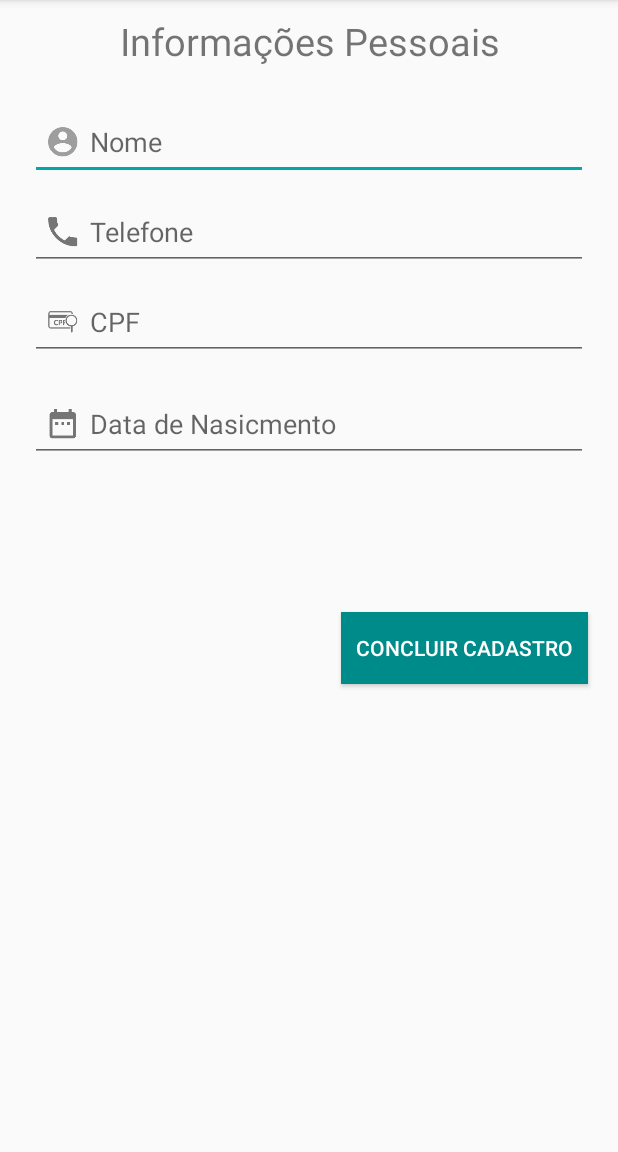
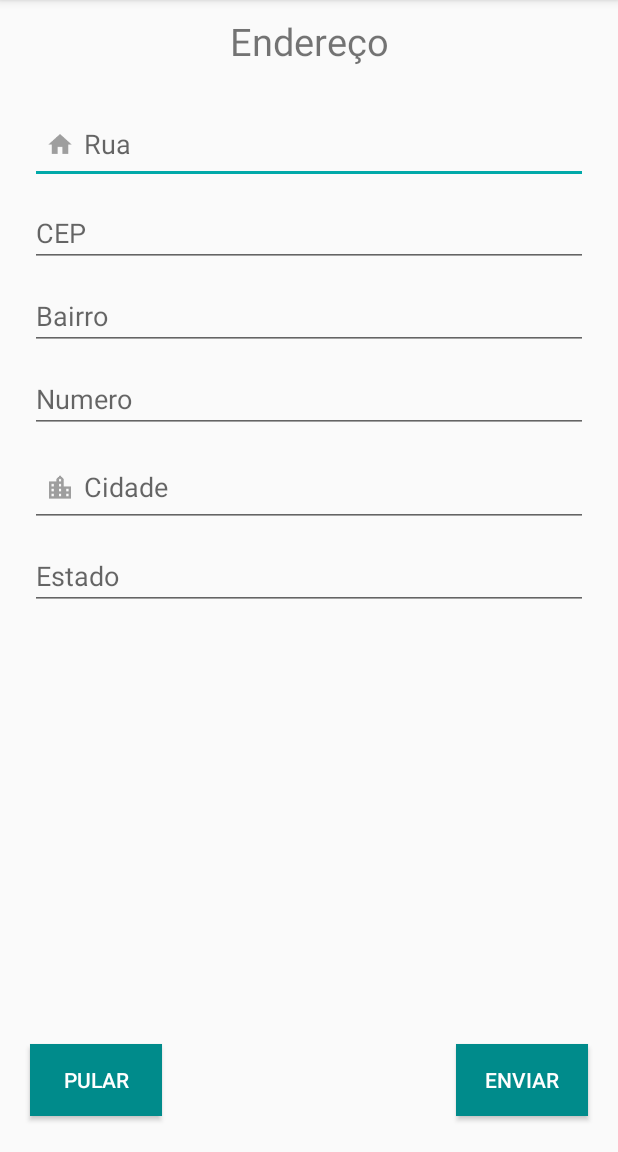
Before and after one commit to RobertoGomess/projetoandroid, an Android app: the CadastroPasso2Activity screen opened directly, with no data from a screen before it, after a tap on "CONCLUIR CADASTRO", on a phone screen of 412 x 824 dp, the part 84-1236 px from its top. Run offline under Robolectric (Android 15) with nearby library versions, the phone set to English and light mode, and no system bars.

Commit message:
tela de endereco feita, faltam apenas os icons e ajustar para rotatividade da tela.

```diff
--- a/MeuProntuario/app/src/main/AndroidManifest.xml
+++ b/MeuProntuario/app/src/main/AndroidManifest.xml
@@ -30,7 +30,8 @@
             android:name=".HomeActivity"
             android:label="Meu Prontuário" />
         <activity android:name=".CadastroActivity" />
-        <activity android:name=".CadastroPasso2Activity"></activity>
+        <activity android:name=".CadastroPasso2Activity" />
+        <activity android:name=".CadastroPasso3Activity"></activity>
     </application>
 
 </manifest>
--- a/MeuProntuario/app/src/main/java/br/com/meuprontuario/meuprontuario/CadastroPasso2Activity.java
+++ b/MeuProntuario/app/src/main/java/br/com/meuprontuario/meuprontuario/CadastroPasso2Activity.java
@@ -1,5 +1,6 @@
 package br.com.meuprontuario.meuprontuario;
 
+import android.content.Intent;
 import android.support.v7.app.AppCompatActivity;
 import android.os.Bundle;
 import android.view.View;
@@ -37,7 +38,9 @@ public class CadastroPasso2Activity extends AppCompatActivity {
         btnConcluir.setOnClickListener(new View.OnClickListener() {
             @Override
             public void onClick(View v) {
-                Toast.makeText(getApplicationContext(), "click do botao concluir" ,Toast.LENGTH_LONG).show();
+                //Toast.makeText(getApplicationContext(), "click do botao concluir" ,Toast.LENGTH_LONG).show();
+                Intent cadastroEndereco = new Intent(CadastroPasso2Activity.this,CadastroPasso3Activity.class);
+                startActivity(cadastroEndereco);
             }
         });
 
--- /dev/null
+++ b/MeuProntuario/app/src/main/java/br/com/meuprontuario/meuprontuario/CadastroPasso3Activity.java
@@ -0,0 +1,27 @@
+package br.com.meuprontuario.meuprontuario;
+
+import android.content.Intent;
+import android.support.v7.app.AppCompatActivity;
+import android.os.Bundle;
+import android.view.View;
+import android.widget.Button;
+import android.widget.Toast;
+
+public class CadastroPasso3Activity extends AppCompatActivity {
+
+    @Override
+    protected void onCreate(Bundle savedInstanceState) {
+        super.onCreate(savedInstanceState);
+        setContentView(R.layout.activity_cadastro_passo3);
+
+        Button btn_pular = (Button)findViewById(R.id.btn_pular);
+
+        btn_pular.setOnClickListener(new View.OnClickListener() {
+            @Override
+            public void onClick(View v) {
+                Intent home = new Intent(CadastroPasso3Activity.this,HomeActivity.class);
+                startActivity(home);
+            }
+        });
+    }
+}
--- a/MeuProntuario/app/src/main/res/layout/activity_cadastro.xml
+++ b/MeuProntuario/app/src/main/res/layout/activity_cadastro.xml
@@ -40,17 +40,17 @@
             android:id="@+id/txtEmail"
             android:layout_width="match_parent"
             android:layout_height="wrap_content"
-            android:layout_marginTop="10dp"
+            android:layout_alignParentStart="true"
+            android:layout_below="@+id/txtNomeUsuario"
             android:layout_marginLeft="20dp"
             android:layout_marginRight="20dp"
+            android:layout_marginTop="10dp"
             android:drawableLeft="@drawable/ic_mail_outline_36dp"
             android:ems="10"
             android:hint="E-mail"
             android:inputType="textEmailAddress"
             tools:layout_editor_absoluteX="22dp"
-            tools:layout_editor_absoluteY="74dp"
-            android:layout_below="@+id/txtNomeUsuario"
-            android:layout_alignParentStart="true" />
+            tools:layout_editor_absoluteY="74dp" />
 
         <EditText
             android:id="@+id/txtSenha"
--- /dev/null
+++ b/MeuProntuario/app/src/main/res/layout/activity_cadastro_passo3.xml
@@ -0,0 +1,135 @@
+<?xml version="1.0" encoding="utf-8"?>
+<RelativeLayout xmlns:android="http://schemas.android.com/apk/res/android"
+    xmlns:app="http://schemas.android.com/apk/res-auto"
+    xmlns:tools="http://schemas.android.com/tools"
+    android:layout_width="match_parent"
+    android:layout_height="match_parent"
+    tools:context="br.com.meuprontuario.meuprontuario.CadastroPasso3Activity">
+
+    <Button
+        android:id="@+id/btn_pular"
+        android:layout_width="wrap_content"
+        android:layout_height="wrap_content"
+        android:layout_marginBottom="24dp"
+        android:background="@color/colorPrimaryDark"
+        android:text="pular"
+        android:textColor="#FFF"
+        android:layout_marginTop="15dp"
+        android:layout_marginLeft="20dp"
+        android:layout_alignParentBottom="true"
+        android:layout_alignParentStart="true" />
+
+    <Button
+        android:id="@+id/btn_enviar"
+        android:layout_width="wrap_content"
+        android:layout_height="wrap_content"
+        android:layout_alignBaseline="@+id/btn_pular"
+        android:layout_alignBottom="@+id/btn_pular"
+        android:layout_alignParentEnd="true"
+        android:layout_marginRight="20dp"
+        android:background="@color/colorPrimaryDark"
+        android:text="Enviar"
+        android:layout_marginTop="15dp"
+        android:textColor="#FFF" />
+
+    <TextView
+        android:layout_height="50dp"
+        android:layout_marginTop="10dp"
+        android:layout_marginLeft="20dp"
+        android:layout_marginRight="20dp"
+        android:id="@+id/textView2"
+        android:layout_width="wrap_content"
+        android:layout_alignParentEnd="true"
+        android:layout_alignParentStart="true"
+        android:layout_alignParentTop="true"
+        android:text="Endereço"
+        android:textAlignment="center"
+        android:textSize="25sp" />
+
+    <EditText
+        android:id="@+id/editText_rua"
+        android:layout_width="wrap_content"
+        android:layout_height="wrap_content"
+        android:layout_alignParentEnd="true"
+        android:layout_alignParentStart="true"
+        android:layout_below="@+id/textView2"
+        android:ems="10"
+        android:hint="Rua"
+        android:drawableLeft="@drawable/ic_adress"
+        android:layout_marginLeft="20dp"
+        android:layout_marginRight="20dp"
+        android:layout_marginTop="10dp"
+        android:inputType="textPersonName" />
+
+    <EditText
+        android:layout_marginTop="10dp"
+        android:id="@+id/editText_cep"
+        android:layout_width="wrap_content"
+        android:layout_height="wrap_content"
+        android:layout_alignParentEnd="true"
+        android:layout_alignParentStart="true"
+        android:layout_below="@+id/editText_rua"
+        android:layout_marginRight="20dp"
+        android:layout_marginLeft="20dp"
+        android:ems="10"
+        android:hint="CEP"
+        android:inputType="textPersonName" />
+
+    <EditText
+        android:layout_marginTop="10dp"
+        android:id="@+id/editText_bairro"
+        android:layout_width="wrap_content"
+        android:layout_height="wrap_content"
+        android:layout_alignParentEnd="true"
+        android:layout_marginRight="20dp"
+        android:layout_marginLeft="20dp"
+        android:layout_alignParentStart="true"
+        android:layout_below="@+id/editText_cep"
+        android:ems="10"
+        android:hint="Bairro"
+        android:inputType="textPersonName" />
+
+    <EditText
+        android:id="@+id/editText_numero"
+        android:layout_width="wrap_content"
+        android:layout_marginRight="20dp"
+        android:layout_marginLeft="20dp"
+        android:layout_height="wrap_content"
+        android:layout_alignParentEnd="true"
+        android:layout_alignParentStart="true"
+        android:layout_below="@+id/editText_bairro"
+        android:layout_marginTop="10dp"
+        android:ems="10"
+        android:hint="Numero"
+        android:inputType="textPersonName" />
+
+    <EditText
+        android:layout_marginRight="20dp"
+        android:layout_marginLeft="20dp"
+        android:id="@+id/editText_cidade"
+        android:layout_width="wrap_content"
+        android:layout_height="wrap_content"
+        android:layout_alignParentEnd="true"
+        android:layout_alignParentStart="true"
+        android:layout_below="@+id/editText_numero"
+        android:layout_marginTop="10dp"
+        android:ems="10"
+        android:hint="Cidade"
+        android:drawableLeft="@drawable/ic_location_city"
+        android:inputType="textPersonName" />
+
+    <EditText
+        android:layout_marginRight="20dp"
+        android:layout_marginLeft="20dp"
+        android:id="@+id/editText_estado"
+        android:layout_width="wrap_content"
+        android:layout_height="wrap_content"
+        android:layout_alignParentEnd="true"
+        android:layout_alignParentStart="true"
+        android:layout_below="@+id/editText_cidade"
+        android:layout_marginTop="10dp"
+        android:ems="10"
+        android:hint="Estado"
+        android:inputType="textPersonName" />
+
+</RelativeLayout>
```
Also changed, not shown: MeuProntuario/app/src/main/res/drawable-hdpi/ic_adress.png (added), MeuProntuario/app/src/main/res/drawable-hdpi/ic_location_city.png (added), MeuProntuario/app/src/main/res/drawable-mdpi/ic_adress.png (added), MeuProntuario/app/src/main/res/drawable-mdpi/ic_location_city.png (added), MeuProntuario/app/src/main/res/drawable-xhdpi/ic_adress.png (added), MeuProntuario/app/src/main/res/drawable-xhdpi/ic_location_city.png (added), MeuProntuario/app/src/main/res/drawable-xxhdpi/ic_adress.png (added), MeuProntuario/app/src/main/res/drawable-xxhdpi/ic_location_city.png (added), MeuProntuario/app/src/main/res/drawable-xxxhdpi/ic_adress.png (added), MeuProntuario/app/src/main/res/drawable-xxxhdpi/ic_location_city.png (added).
